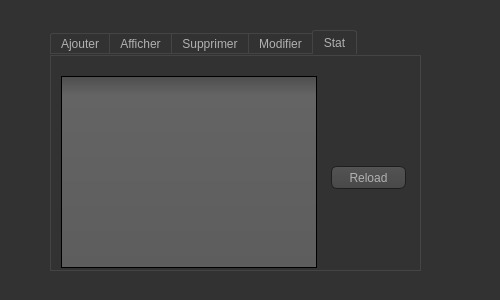
First picture: the form in selim sayeh/Projet_qt/chaufage.ui, repository FirasSoltani/jade, before the edit.
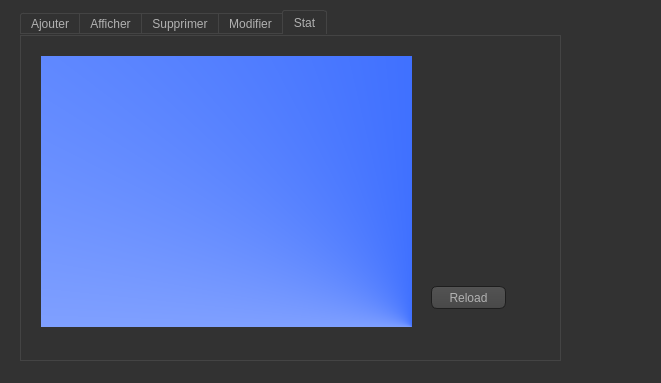
Second picture: the form after the edit. The open tabs and pages were chosen to show the change. Icons and pictures are not drawn. Custom widgets are drawn as their Qt base class.

```diff
--- a/selim sayeh/Projet_qt/chaufage.ui
+++ b/selim sayeh/Projet_qt/chaufage.ui
@@ -6,8 +6,8 @@
    <rect>
     <x>0</x>
     <y>0</y>
-    <width>500</width>
-    <height>300</height>
+    <width>661</width>
+    <height>383</height>
    </rect>
   </property>
   <property name="windowTitle">
@@ -477,10 +477,10 @@
   <widget class="QTabWidget" name="tabWidget">
    <property name="geometry">
     <rect>
-     <x>50</x>
-     <y>30</y>
-     <width>371</width>
-     <height>241</height>
+     <x>20</x>
+     <y>10</y>
+     <width>541</width>
+     <height>351</height>
     </rect>
    </property>
    <property name="currentIndex">
@@ -771,8 +771,8 @@
     <widget class="QPushButton" name="pushButton_2">
      <property name="geometry">
       <rect>
-       <x>280</x>
-       <y>110</y>
+       <x>410</x>
+       <y>250</y>
        <width>75</width>
        <height>23</height>
       </rect>
@@ -781,19 +781,31 @@
       <string>Reload</string>
      </property>
     </widget>
-    <widget class="QTableView" name="tableView">
+    <widget class="QCustomPlot" name="ariya" native="true">
      <property name="geometry">
       <rect>
-       <x>10</x>
+       <x>20</x>
        <y>20</y>
-       <width>256</width>
-       <height>192</height>
+       <width>371</width>
+       <height>271</height>
       </rect>
      </property>
+     <property name="styleSheet">
+      <string notr="true">
+background-color: qconicalgradient(cx:1, cy:1, angle:0, stop:0 rgba(0, 65, 255, 255), stop:1 rgba(255, 255, 255, 255));</string>
+     </property>
     </widget>
    </widget>
   </widget>
  </widget>
+ <customwidgets>
+  <customwidget>
+   <class>QCustomPlot</class>
+   <extends>QWidget</extends>
+   <header>qcustomplot.h</header>
+   <container>1</container>
+  </customwidget>
+ </customwidgets>
  <resources/>
  <connections/>
 </ui>
```
Left out of the diff: 2 changed lines with no effect on the pictures.
